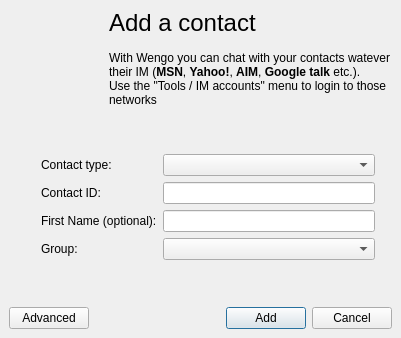
First picture: the form in wengophone/src/presentation/qt/imcontact/SimpleAddIMContact.ui, repository tkrotoff/WengoPhone, before the edit.
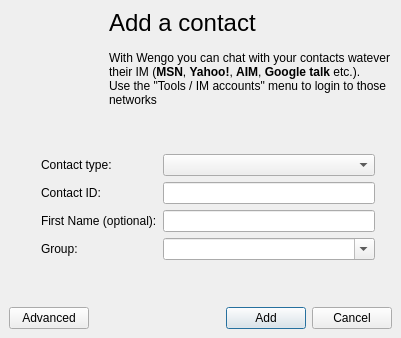
Second picture: the form after the edit. Icons and pictures are not drawn.

Commit message: groupCombobox is not editable

```diff
--- a/wengophone/src/presentation/qt/imcontact/SimpleAddIMContact.ui
+++ b/wengophone/src/presentation/qt/imcontact/SimpleAddIMContact.ui
@@ -435,6 +435,9 @@
          <height>0</height>
         </size>
        </property>
+       <property name="editable" >
+        <bool>true</bool>
+       </property>
       </widget>
      </item>
      <item row="0" column="1" >
```
